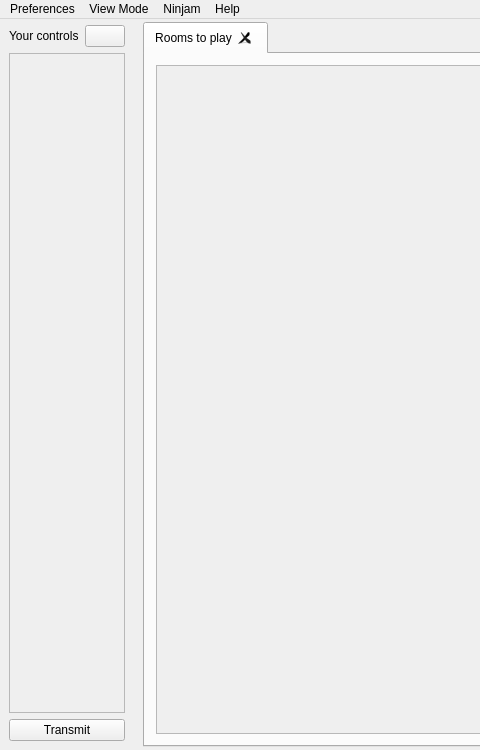
Before: the Qt Designer form src/gui/MainWindow.ui in elieserdejesus/JamTaba, drawn with Qt 5; both pictures show x 0 to 480 and y 0 to 750 of the 1160 by 750 pixel window.
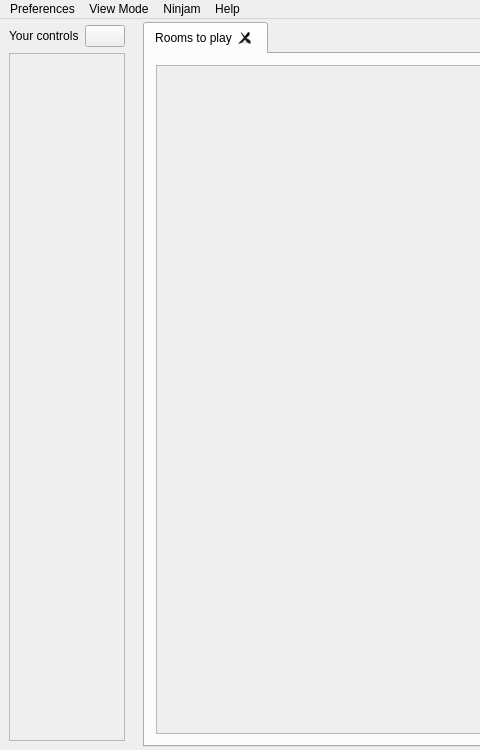
After: the same form once the commit is applied. Icons and pictures are not drawn. Custom widgets are drawn as their Qt base class.

Commit message: splitting xmit for each channel #132

What changed in the file:
```diff
--- a/src/gui/MainWindow.ui
+++ b/src/gui/MainWindow.ui
@@ -118,8 +118,8 @@
            <rect>
             <x>0</x>
             <y>0</y>
-            <width>98</width>
-            <height>655</height>
+            <width>99</width>
+            <height>683</height>
            </rect>
           </property>
           <layout class="QHBoxLayout" name="localTracksLayout">
@@ -142,19 +142,6 @@
          </widget>
         </widget>
        </item>
-       <item>
-        <widget class="QPushButton" name="xmitButton">
-         <property name="toolTip">
-          <string>Enable/disable audio transmission ...</string>
-         </property>
-         <property name="text">
-          <string>Transmit</string>
-         </property>
-         <property name="checkable">
-          <bool>true</bool>
-         </property>
-        </widget>
-       </item>
       </layout>
      </widget>
     </item>
```
Left out of the diff: 6 changed lines with no effect on the pictures. The commit also changes 11 other files.
